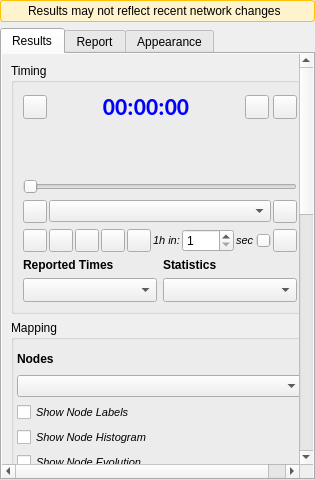
qgisred/QGISRed, file ui/analysis/qgisred_results_dock.ui: the form before one commit.
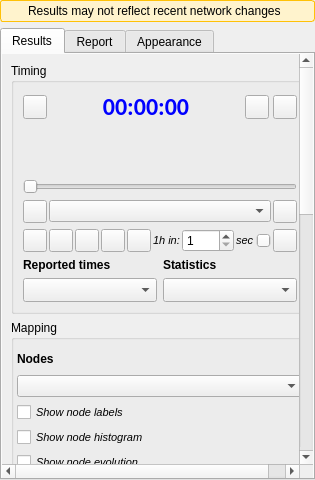
The form after the commit. Custom widgets are drawn as their Qt base class.

Commit message: [Results] Use sentence case in the results panel texts

Patch:
```diff
--- a/ui/analysis/qgisred_results_dock.ui
+++ b/ui/analysis/qgisred_results_dock.ui
@@ -658,7 +658,7 @@
                           <string notr="true">font-weight: bold;</string>
                          </property>
                          <property name="text">
-                          <string>Reported Times</string>
+                          <string>Reported times</string>
                          </property>
                         </widget>
                        </item>
@@ -810,7 +810,7 @@
                         <string notr="true">font: italic 8pt "MS Shell Dlg 2";</string>
                        </property>
                        <property name="text">
-                        <string>Show Node Labels</string>
+                        <string>Show node labels</string>
                        </property>
                       </widget>
                      </item>
@@ -829,7 +829,7 @@
                         <string notr="true">font: italic 8pt "MS Shell Dlg 2";</string>
                        </property>
                        <property name="text">
-                        <string>Show Node Histogram</string>
+                        <string>Show node histogram</string>
                        </property>
                       </widget>
                      </item>
@@ -848,7 +848,7 @@
                         <string notr="true">font: italic 8pt "MS Shell Dlg 2";</string>
                        </property>
                        <property name="text">
-                        <string>Show Node Evolution</string>
+                        <string>Show node evolution</string>
                        </property>
                       </widget>
                      </item>
```
Left out of the diff: 16 changed lines with no effect on the pictures. The commit also changes 10 other files.
